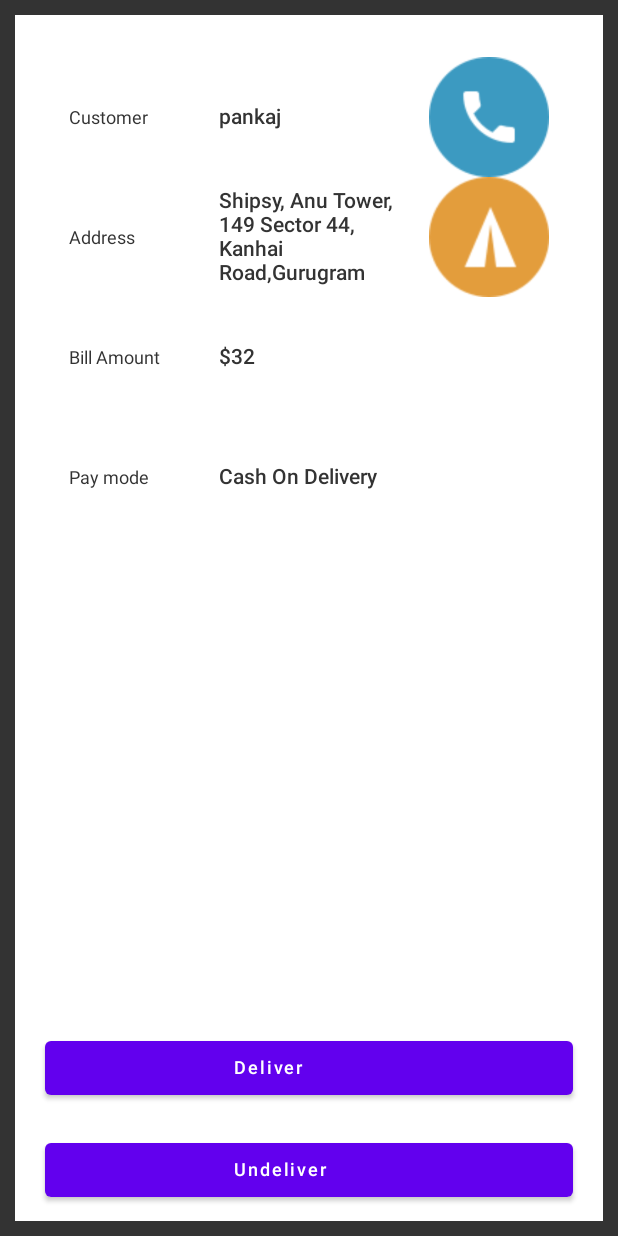
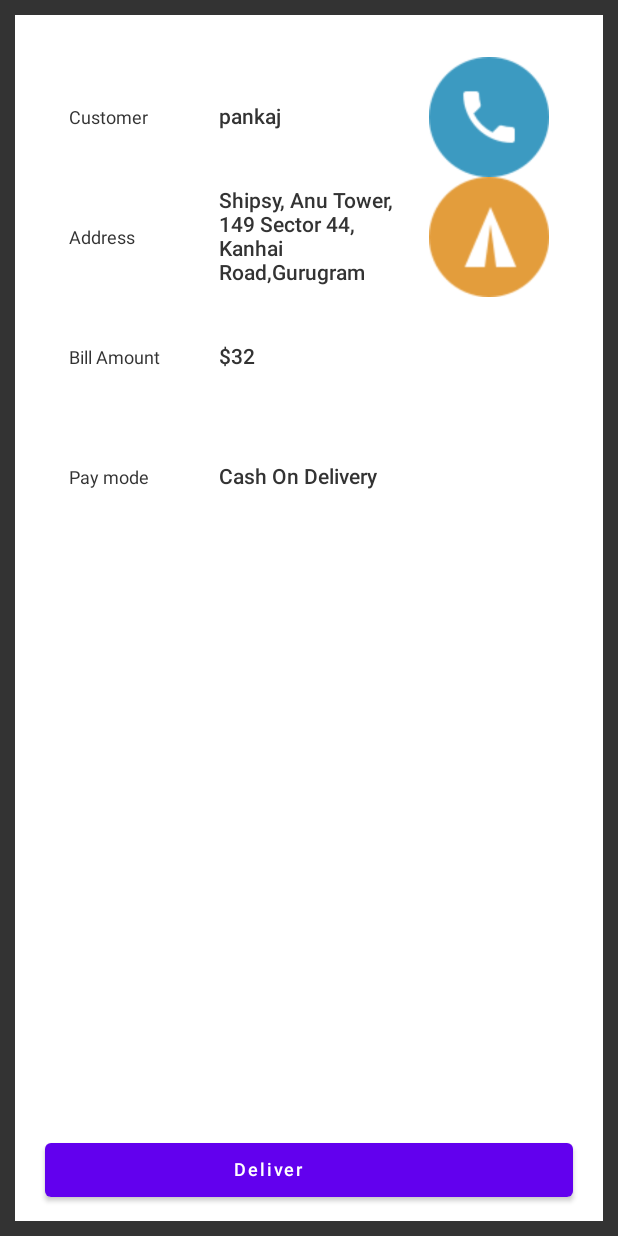
Before and after one commit to pankaj-yadav-shipsy/dyanmic-project, an Android app built with Jetpack Compose: the screen it shows after launch (MainActivity), after a tap on "Deliver", on a phone screen of 412 x 824 dp. Run offline under Robolectric (Android 15) with nearby library versions, the phone set to English and light mode, and no system bars; our stand-ins replace livedata-compose.

Commit message:
action handler update

```diff
--- a/app/build.gradle
+++ b/app/build.gradle
@@ -60,5 +60,7 @@ dependencies {
     debugImplementation "androidx.compose.ui:ui-tooling:$compose_version"
     implementation "androidx.compose.material:material-icons-extended:$compose_version"
     implementation 'com.google.code.gson:gson:2.9.0'
+    implementation 'androidx.lifecycle:lifecycle-extensions:2.2.0'
+    implementation 'androidx.compose.runtime:runtime-livedata:1.2.0-alpha04'
 
 }
--- a/app/src/main/java/com/pankaj/dynamicproject/MainActivity.kt
+++ b/app/src/main/java/com/pankaj/dynamicproject/MainActivity.kt
@@ -7,11 +7,15 @@ import androidx.compose.foundation.Image
 import androidx.compose.foundation.layout.*
 import androidx.compose.material.Text
 import androidx.compose.runtime.Composable
+import androidx.compose.runtime.livedata.observeAsState
+import androidx.compose.runtime.remember
 import androidx.compose.ui.Alignment
 import androidx.compose.ui.Modifier
 import androidx.compose.ui.res.painterResource
 import androidx.compose.ui.tooling.preview.Preview
 import androidx.compose.ui.unit.dp
+import androidx.lifecycle.MutableLiveData
+import com.pankaj.dynamicproject.ui.action.ActionHandler
 import com.pankaj.dynamicproject.ui.config.getScreenRenderingConfig
 import com.pankaj.dynamicproject.ui.render.RenderManager
 import com.pankaj.dynamicproject.ui.theme.DynamicProjectTheme
@@ -19,12 +23,16 @@ import com.pankaj.dynamicproject.ui.theme.DynamicProjectTheme
 class MainActivity : ComponentActivity() {
     override fun onCreate(savedInstanceState: Bundle?) {
         super.onCreate(savedInstanceState)
+        val screenToRender = MutableLiveData<String>()
+        screenToRender.value =("order_detail_screen")
         setContent {
             DynamicProjectTheme {
                 // A surface container using the 'background' color from the theme
-                RenderManager(child = getScreenRenderingConfig("order_detail_screen"))
+                val screen = screenToRender.observeAsState()
+                RenderManager(child = getScreenRenderingConfig(screen.value ?: ""))
             }
         }
+        ActionHandler.setUpActionHandler(this, screenToRender)
     }
 }
 
@@ -39,7 +47,11 @@ fun NameView() {
         horizontalAlignment = Alignment.CenterHorizontally,
     ) {
         Text(text = "Customer", modifier = Modifier.width(100.dp))
-        Text(text = "Raghav Singh", modifier = Modifier.weight(1f).padding())
+        Text(
+            text = "Raghav Singh", modifier = Modifier
+                .weight(1f)
+                .padding()
+        )
         Image(
             painterResource(id = R.drawable.domino_call),
             contentDescription = "pankaj",
--- /dev/null
+++ b/app/src/main/java/com/pankaj/dynamicproject/ui/action/ActionHandler.kt
@@ -0,0 +1,47 @@
+package com.pankaj.dynamicproject.ui.action
+
+import android.content.Context
+import android.content.Intent
+import android.net.Uri
+import androidx.lifecycle.MutableLiveData
+import java.lang.ref.WeakReference
+import java.util.*
+
+
+object ActionHandler {
+    private lateinit var context: WeakReference<Context>
+    private lateinit var screenToRender: MutableLiveData<String>
+    fun setUpActionHandler(context: Context, screenToRender: MutableLiveData<String>) {
+        this.context = WeakReference(context)
+        this.screenToRender = screenToRender
+    }
+
+    fun actionHandler(actionType: String, data: Map<String, Any?>? = null) {
+        when (actionType) {
+            "call_user" -> {
+                val intent = Intent(Intent.ACTION_DIAL)
+                intent.data = Uri.parse("tel:0123456789")
+                context.get()?.startActivity(intent)
+            }
+            "open_map" -> {
+                val uri: String =
+                    java.lang.String.format(Locale.ENGLISH, "geo:%f,%f", 28.463099, 77.033712)
+                val intent = Intent(Intent.ACTION_VIEW, Uri.parse(uri))
+                context.get()?.startActivity(intent)
+            }
+            "navigation" -> {
+                handleScreenNavigation(data?.get("navigation") as String, data)
+            }
+        }
+    }
+
+    private fun handleScreenNavigation(screenName: String?, data: Map<String, Any?>?) {
+        when (screenName) {
+            "deliver_screen" -> {
+                screenToRender.postValue(screenName)
+            }
+            "accept_screen" -> {}
+            "pickup_screen" -> {}
+        }
+    }
+}
--- a/app/src/main/java/com/pankaj/dynamicproject/ui/elements/ButtonComponent.kt
+++ b/app/src/main/java/com/pankaj/dynamicproject/ui/elements/ButtonComponent.kt
@@ -5,21 +5,28 @@ import androidx.compose.material.Button
 import androidx.compose.material.Text
 import androidx.compose.runtime.Composable
 import androidx.compose.ui.tooling.preview.Preview
+import com.pankaj.dynamicproject.ui.action.ActionHandler
 import com.pankaj.dynamicproject.ui.modifier.createModifier
 import com.pankaj.dynamicproject.ui.render.RenderManager
 
 @Composable
-fun ButtonComponent(config: Map<String, Any?>?, rowScope: RowScope?){
+fun ButtonComponent(config: Map<String, Any?>?, rowScope: RowScope?) {
     val prop = config?.get("prop") as Map<String, Any?>?
+    val action = config?.get("action") as Map<String, Any?>?
     val child = config?.get("child") as List<Map<String, Any?>>
-    Button(onClick = {}, modifier = createModifier(prop)) {
+    Button(onClick = {
+        ActionHandler.actionHandler(
+            action?.get("action_type") as String? ?: "",
+            action
+        )
+    }, modifier = createModifier(prop)) {
         RenderManager(child = child)
     }
 }
 
 @Preview(showBackground = true)
 @Composable
-fun ButtonTest(){
+fun ButtonTest() {
     Button(onClick = {}) {
         Text(text = "Pankaj working")
     }
--- a/app/src/main/java/com/pankaj/dynamicproject/ui/elements/ImageComponent.kt
+++ b/app/src/main/java/com/pankaj/dynamicproject/ui/elements/ImageComponent.kt
@@ -1,18 +1,13 @@
 package com.pankaj.dynamicproject.ui.elements
 
 import androidx.compose.foundation.Image
-import androidx.compose.foundation.layout.size
-import androidx.compose.foundation.shape.CircleShape
 import androidx.compose.runtime.Composable
 import androidx.compose.ui.Alignment
-import androidx.compose.ui.Modifier
-import androidx.compose.ui.draw.clip
 import androidx.compose.ui.graphics.DefaultAlpha
 import androidx.compose.ui.graphics.vector.ImageVector
 import androidx.compose.ui.layout.ContentScale
 import androidx.compose.ui.res.painterResource
 import androidx.compose.ui.res.vectorResource
-import androidx.compose.ui.unit.dp
 import com.pankaj.dynamicproject.R
 import com.pankaj.dynamicproject.ui.modifier.createAlignment
 import com.pankaj.dynamicproject.ui.modifier.createModifier
@@ -21,12 +16,21 @@ import com.pankaj.dynamicproject.ui.util.getResourceId
 
 @Composable
 fun ImageComponent(config: Map<String, Any?>?) {
-    val prop = config?.get("prop") as Map<String, Any?>?
+    var prop = config?.get("prop") as Map<String, Any?>?
     val data = config?.get("data") as Map<String, Any?>?
+    val action = config?.get("action") as Map<String, Any?>?
+    val updateProp = mutableMapOf<String, Any?>()
+
+    if (prop != null) {
+        for ((key, value) in prop) {
+            updateProp[key] = value
+        }
+        updateProp["action"] = action
+    }
     when ("painter") {
-        "vector" -> VectorImageComponent(prop = prop, data = data)
-        "painter" -> PainterImageComponent(prop = prop, data = data)
-        "bitmap" -> BitmapImageComponent(prop = prop, data = data)
+        "vector" -> VectorImageComponent(prop = updateProp, data = data)
+        "painter" -> PainterImageComponent(prop = updateProp, data = data)
+        "bitmap" -> BitmapImageComponent(prop = updateProp, data = data)
     }
 }
 
--- a/app/src/main/java/com/pankaj/dynamicproject/ui/modifier/ModifierHelper.kt
+++ b/app/src/main/java/com/pankaj/dynamicproject/ui/modifier/ModifierHelper.kt
@@ -2,6 +2,7 @@ package com.pankaj.dynamicproject.ui.modifier
 
 import androidx.compose.foundation.background
 import androidx.compose.foundation.border
+import androidx.compose.foundation.clickable
 import androidx.compose.foundation.layout.*
 import androidx.compose.foundation.shape.CircleShape
 import androidx.compose.ui.Modifier
@@ -10,12 +11,18 @@ import androidx.compose.ui.graphics.Color
 import androidx.compose.ui.graphics.RectangleShape
 import androidx.compose.ui.graphics.Shape
 import androidx.compose.ui.unit.Dp
+import com.pankaj.dynamicproject.ui.action.ActionHandler
 import com.pankaj.dynamicproject.ui.util.convertToColor
 import com.pankaj.dynamicproject.ui.util.convertToDp
 
 
-fun createModifier(config: Map<String, Any?>? = null, rowScope: RowScope? = null,columnScope: ColumnScope?=null ): Modifier {
+fun createModifier(
+    config: Map<String, Any?>? = null,
+    rowScope: RowScope? = null,
+    columnScope: ColumnScope? = null
+): Modifier {
     val prop = config?.get("modifier") as Map<String, Any?>?
+    val action = config?.get("action") as Map<String, Any?>?
     var modifier: Modifier? = null
     for ((key, value) in prop ?: mapOf()) {
         when (key) {
@@ -60,9 +67,15 @@ fun createModifier(config: Map<String, Any?>? = null, rowScope: RowScope? = null
                 columnScope?.apply {
                     modifier = getModifierObj(modifier).weight(1f)
                 }
-
             }
-
+        }
+    }
+    action?.let {
+        modifier = getModifierObj(modifier).clickable {
+            ActionHandler.actionHandler(
+                it["action_type"] as String,
+                it
+            )
         }
     }
     return modifier ?: Modifier
```
Also changed, not shown: app/src/main/res/raw/items_config.json (+12 -2 lines), app/src/main/res/raw/tpm_config.json (+23 -0 lines), 1 other file.
